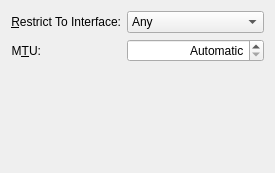
The window that libs/ui/wired.ui (netrunner-debian-kde-extras/networkmanagement) describes before a commit, drawn with Qt 5.
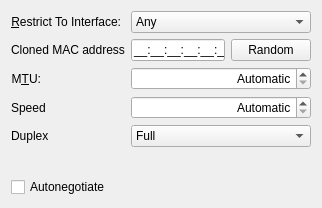
The same window after the commit. Custom widgets are drawn as their Qt base class.

The edit to the form file:
```diff
--- a/libs/ui/wired.ui
+++ b/libs/ui/wired.ui
@@ -6,13 +6,21 @@
    <rect>
     <x>0</x>
     <y>0</y>
-    <width>275</width>
-    <height>173</height>
+    <width>322</width>
+    <height>208</height>
    </rect>
   </property>
+  <property name="sizePolicy">
+   <sizepolicy hsizetype="Preferred" vsizetype="Preferred">
+    <horstretch>0</horstretch>
+    <verstretch>0</verstretch>
+   </sizepolicy>
+  </property>
   <property name="windowTitle">
    <string>Ethernet</string>
   </property>
+  <layout class="QVBoxLayout" name="verticalLayout">
+   <item>
   <layout class="QFormLayout" name="formLayout">
    <property name="fieldGrowthPolicy">
     <enum>QFormLayout::AllNonFixedFieldsGrow</enum>
@@ -43,6 +51,13 @@
     </widget>
    </item>
    <item row="1" column="0">
+      <widget class="QLabel" name="label_3">
+       <property name="text">
+        <string>Cloned MAC address</string>
+       </property>
+      </widget>
+     </item>
+     <item row="2" column="0">
     <widget class="QLabel" name="label_2">
      <property name="toolTip">
       <string>Maximum Transfer Unit (bytes)</string>
@@ -58,7 +73,7 @@
      </property>
     </widget>
    </item>
-   <item row="1" column="1">
+     <item row="2" column="1">
     <widget class="KIntSpinBox" name="mtu">
      <property name="toolTip">
       <string>Maximum Transmission Unit</string>
@@ -83,6 +98,135 @@
      </property>
     </widget>
    </item>
+     <item row="3" column="0">
+      <widget class="QLabel" name="labelSpeed">
+       <property name="text">
+        <string>Speed</string>
+       </property>
+      </widget>
+     </item>
+     <item row="3" column="1">
+      <widget class="KIntSpinBox" name="speed">
+       <property name="toolTip">
+        <string>Use the specified speed</string>
+       </property>
+       <property name="whatsThis">
+        <string>Request that the device use only the specified speed.</string>
+       </property>
+       <property name="alignment">
+        <set>Qt::AlignRight|Qt::AlignTrailing|Qt::AlignVCenter</set>
+       </property>
+       <property name="specialValueText">
+        <string>Automatic</string>
+       </property>
+       <property name="suffix">
+        <string> MBit/s</string>
+       </property>
+       <property name="maximum">
+        <number>1000000000</number>
+       </property>
+      </widget>
+     </item>
+     <item row="4" column="0">
+      <widget class="QLabel" name="labelDuplex">
+       <property name="text">
+        <string>Duplex</string>
+       </property>
+      </widget>
+     </item>
+     <item row="4" column="1">
+      <widget class="KComboBox" name="cmbDuplex">
+       <property name="minimumSize">
+        <size>
+         <width>0</width>
+         <height>22</height>
+        </size>
+       </property>
+       <property name="toolTip">
+        <string>Use the specified duplex mode</string>
+       </property>
+       <property name="whatsThis">
+        <string>Request that the device use only the specified duplex mode. A device in full duplex mode can send and receive data at the same time, while a device in half duplex mode can either send or receive data, but not both at the same time.</string>
+       </property>
+       <property name="currentIndex">
+        <number>1</number>
+       </property>
+       <item>
+        <property name="text">
+         <string>Half</string>
+        </property>
+       </item>
+       <item>
+        <property name="text">
+         <string>Full</string>
+        </property>
+       </item>
+      </widget>
+     </item>
+     <item row="1" column="1">
+      <layout class="QHBoxLayout" name="horizontalLayout">
+       <item>
+        <widget class="KLineEdit" name="clonedMacAddress">
+         <property name="toolTip">
+          <string>Custom MAC address for the hardware to use</string>
+         </property>
+         <property name="whatsThis">
+          <string>The MAC address entered here will be used as hardware address for the network device this connection is activated on. This feature is known as MAC cloning or spoofing.</string>
+         </property>
+         <property name="inputMask">
+          <string>HH:HH:HH:HH:HH:HH;_</string>
+         </property>
+        </widget>
+       </item>
+       <item>
+        <widget class="KPushButton" name="clonedMacAddressRandom">
+         <property name="sizePolicy">
+          <sizepolicy hsizetype="Fixed" vsizetype="Fixed">
+           <horstretch>0</horstretch>
+           <verstretch>0</verstretch>
+          </sizepolicy>
+         </property>
+         <property name="text">
+          <string>Random</string>
+         </property>
+        </widget>
+       </item>
+      </layout>
+     </item>
+    </layout>
+   </item>
+   <item>
+    <spacer name="verticalSpacer">
+     <property name="orientation">
+      <enum>Qt::Vertical</enum>
+     </property>
+     <property name="sizeType">
+      <enum>QSizePolicy::Expanding</enum>
+     </property>
+     <property name="sizeHint" stdset="0">
+      <size>
+       <width>20</width>
+       <height>0</height>
+      </size>
+     </property>
+    </spacer>
+   </item>
+   <item>
+    <widget class="QCheckBox" name="chkAutoNegotiate">
+     <property name="toolTip">
+      <string>Allow auto-negotiation of port speed and duplex mode</string>
+     </property>
+     <property name="whatsThis">
+      <string>Allow auto-negotiation of port speed and duplex mode</string>
+     </property>
+     <property name="layoutDirection">
+      <enum>Qt::LeftToRight</enum>
+     </property>
+     <property name="text">
+      <string>Autonegotiate</string>
+     </property>
+    </widget>
+   </item>
   </layout>
  </widget>
  <customwidgets>
@@ -91,6 +235,16 @@
    <extends>QSpinBox</extends>
    <header>knuminput.h</header>
   </customwidget>
+  <customwidget>
+   <class>KPushButton</class>
+   <extends>QPushButton</extends>
+   <header>kpushbutton.h</header>
+  </customwidget>
+  <customwidget>
+   <class>KLineEdit</class>
+   <extends>QLineEdit</extends>
+   <header>klineedit.h</header>
+  </customwidget>
   <customwidget>
    <class>KComboBox</class>
    <extends>QComboBox</extends>
```
Left out of the diff: 67 changed lines with no effect on the pictures. Lines whose indentation alone changed are shown as unchanged.
